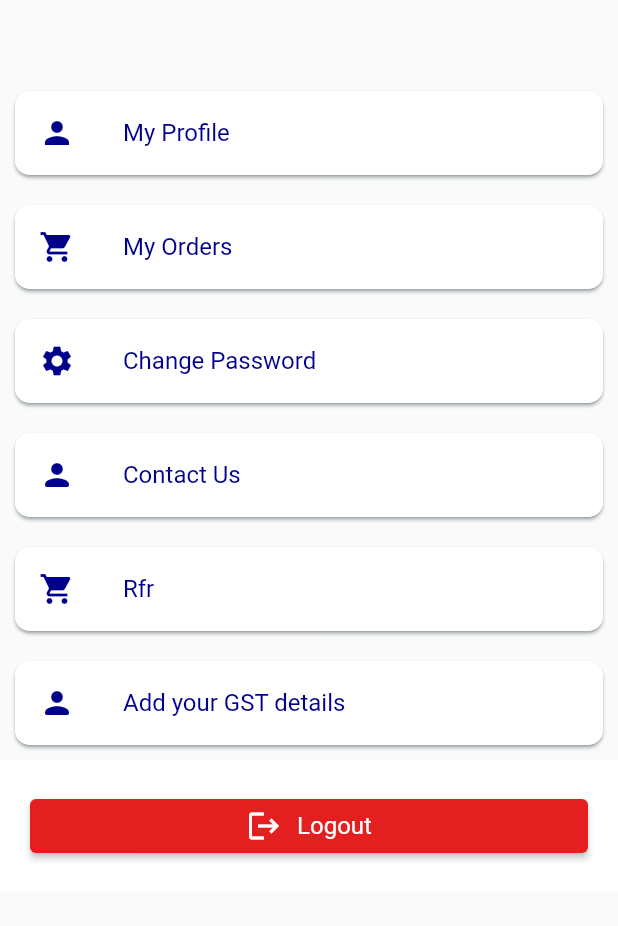
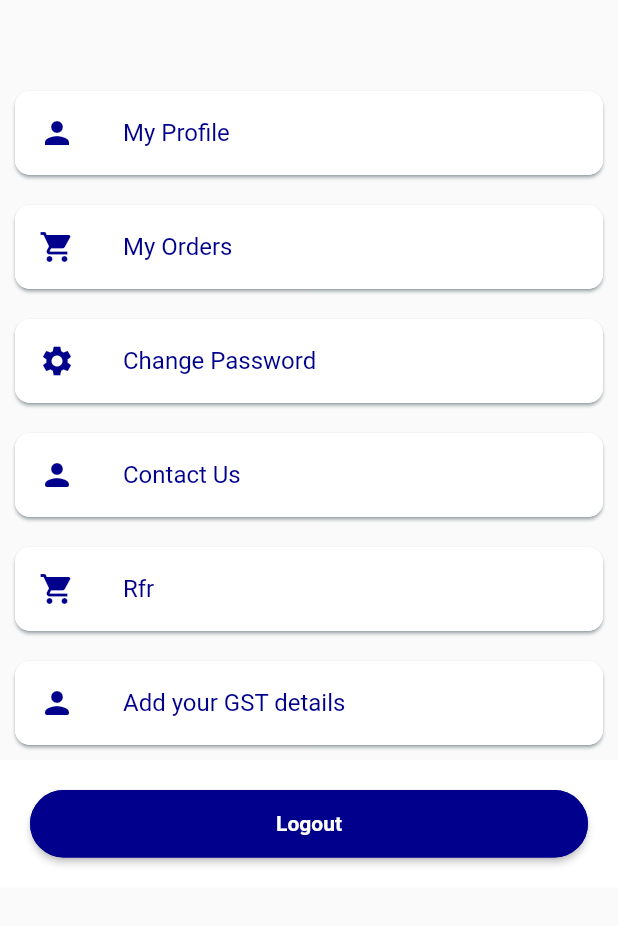
Before and after one commit to pratikrane1/unstoppable_customer_app, a Flutter app: the DrawerWidget screen opened directly, on a phone screen of 412 x 824 dp, the part 308-1234 px from its top. Run offline on Flutter 3.47's test engine with Material 2 defaults, Android fonts, the phone set to English and light mode, and no system bars; our stand-ins replace bloc, cached_network_image, carousel_slider, connectivity, easy_localization, flutter_bloc and 8 more; missing offline and left inert: dart:ffi, expansion_card, flutter_share; accounts and stored records are empty; Roboto replaces fonts that are missing (SF-Pro-Display, SF-Pro_display).

Commit message:
Api integration on login screen and profile update screen, Shared prefernces issue solved

```diff
--- a/lib/Api/api.dart
+++ b/lib/Api/api.dart
@@ -12,6 +12,7 @@ class Api {
   static const String HOST_URL="https://unstoppabletrade.in/customer_app/";
   static const String CUSTOMER_LOGIN="app_login";
   static const String CUSTOMER_REGISTER="register_customer";
+  static const String CUSTOMER_PROFILE_UPDATE=HOST_URL+"update_profile";
 
 
   ///Login api
--- a/lib/Bloc/login/login_bloc.dart
+++ b/lib/Bloc/login/login_bloc.dart
@@ -43,7 +43,7 @@ class LoginBloc extends Bloc<LoginEvent, LoginState> {
         ///Login API success
        //  CustomerLogin user = CustomerLogin.fromJson(result.data);
        CustomerLogin user = new CustomerLogin();
-        user.status = result.data!.result.toString();
+        user.status = result.data!.status.toString();
         user = result.data!;
         AppBloc.authBloc.add(OnSaveUser(user));
         try {
--- a/lib/Config/image.dart
+++ b/lib/Config/image.dart
@@ -2,6 +2,7 @@ class Images {
   static const String splash = "assets/images/splash.png";
   static const String backgroung = "assets/images/BG.png";
   static const String minus = "assets/images/minus.png";
+  static const String profile_icon = "assets/images/profile-icon.png";
 
 
   ///Singleton factory
--- a/lib/Model/customer_login.dart
+++ b/lib/Model/customer_login.dart
@@ -1,3 +1,5 @@
+import 'package:flutter/cupertino.dart';
+
 class CustomerLoginRepo {
   dynamic status;
   dynamic msg;
@@ -43,9 +45,8 @@ class CustomerLogin {
   String? name;
   String? email;
   String? mobileNo;
-  String? address;
 
-  CustomerLogin({this.status, this.userId, this.name, this.email, this.mobileNo, this.address});
+  CustomerLogin({this.status, this.userId, this.name, this.email, this.mobileNo});
 
   CustomerLogin.fromJson(Map<String, dynamic> json) {
     status = json['status'];
@@ -53,7 +54,6 @@ class CustomerLogin {
     name = json['name'];
     email = json['email'];
     mobileNo = json['mobile_no'];
-    address = json['address'];
   }
 
   Map<String, dynamic> toJson() {
@@ -63,7 +63,6 @@ class CustomerLogin {
     data['name'] = this.name;
     data['email'] = this.email;
     data['mobile_no'] = this.mobileNo;
-    data['address'] = this.address;
     return data;
   }
 }
--- a/lib/Widget/app_button.dart
+++ b/lib/Widget/app_button.dart
@@ -28,7 +28,7 @@ class AppButton extends StatelessWidget {
       margin: EdgeInsets.only(left: 10, right: 10),
       width: 14,
       height: 14,
-      child: CircularProgressIndicator(strokeWidth: 2),
+      child: CircularProgressIndicator(strokeWidth: 2,color: Colors.white,),
     );
   }
 
@@ -60,7 +60,7 @@ class AppButton extends StatelessWidget {
                 .button!
                 .copyWith(color: Colors.white, fontWeight: FontWeight.w600),
           ),
-          // _buildLoading()
+          _buildLoading()
         ],
       ),
     )
--- a/lib/Widget/drawer.dart
+++ b/lib/Widget/drawer.dart
@@ -6,6 +6,7 @@ import 'package:unstoppable_customer_app/Screen/contactUs.dart';
 import '../Screen/Login/sign_in.dart';
 import '../Screen/bottom_navbar.dart';
 import '../Screen/change_password.dart';
+import '../Screen/profile.dart';
 import '../Utils/application.dart';
 import '../constant/theme_colors.dart';
 import 'app_button.dart';
@@ -19,6 +20,7 @@ class DrawerWidget extends StatefulWidget {
 }
 class _DrawerWidgetState extends State<DrawerWidget>{
 
+  bool loading = true;
 
   // CompanyProfileBloc? _companyProbileBloc;
   // List<CompanyProfileModel>? companyData;
@@ -161,7 +163,7 @@ Widget _MyProfile(BuildContext context) {
   return InkWell(
     onTap: () {
       Navigator.push(
-          context, MaterialPageRoute(builder: (context) => BottomNavigation(index: 3,)));
+          context, MaterialPageRoute(builder: (context) => MyProfile()));
     },
     child: Card(
       elevation: 1,
@@ -373,23 +375,21 @@ Widget _LogOutButton(BuildContext context) {
           child:Padding(
               padding: EdgeInsets.all(20.0),
               child:
-
-
-            ElevatedButton(
-              onPressed: () {  },
-              style: ButtonStyle(backgroundColor: MaterialStateProperty.all(Color(0xffE31F1F))),
-              child: Row(
-                mainAxisAlignment: MainAxisAlignment.center,
-                children: [
-                  Icon(Icons.logout,color: ThemeColors.whiteTextColor,),
-                  SizedBox(width: 10,),
-                  Text("Logout",style:
-                  TextStyle(color: ThemeColors.whiteTextColor, fontSize: 16,fontWeight: FontWeight.w400,
-                      fontFamily: 'SF-Pro-Display'),)
-
-                ],
-              ),
-            )
+              AppButton(
+                onPressed: (){
+                  Application.preferences!.remove('user');
+                  // _RemoverUser();
+                  Navigator.pushAndRemoveUntil(
+                    context,
+                    MaterialPageRoute(builder: (context) => SignInPage()),
+                        (Route<dynamic> route) => false,
+                  );
+                },
+                shape: const RoundedRectangleBorder(borderRadius: BorderRadius.all(Radius.circular(50))),
+                text: 'Logout',
+                loading: true,
+                // disableTouchWhenLoading: true,
+              )
           )
       );
     // )
--- a/lib/app_bloc.dart
+++ b/lib/app_bloc.dart
@@ -4,6 +4,7 @@ import 'package:flutter_bloc/flutter_bloc.dart';
 
 import 'Bloc/authentication/authentication_bloc.dart';
 import 'Bloc/login/login_bloc.dart';
+import 'Bloc/profile/profile_bloc.dart';
 import 'Bloc/theme/theme_bloc.dart';
 import 'Repository/UserRepository.dart';
 
@@ -13,6 +14,7 @@ class AppBloc {
 
   static final authBloc = AuthBloc(userRepository: userRepository);
   static final loginBloc = LoginBloc(userRepository: userRepository);
+  static final profileBloc = ProfileBloc(profileRepo: userRepository);
 
 
 
@@ -33,6 +35,9 @@ class AppBloc {
     BlocProvider<LoginBloc>(
       create: (context) => loginBloc,
     ),
+    BlocProvider<ProfileBloc>(
+      create: (context) => profileBloc,
+    ),
 
 
   ];
@@ -43,6 +48,7 @@ class AppBloc {
     themeBloc.close();
     authBloc.close();
     loginBloc.close();
+    profileBloc.close();
   }
 
   ///Singleton factory
```
Also changed, not shown: lib/Bloc/profile/profile_bloc.dart (added, +103 -0 lines), lib/Bloc/profile/profile_event.dart (added, +14 -0 lines), lib/Bloc/profile/profile_state.dart (added, +24 -0 lines), lib/Screen/Login/sign_in.dart (+12 -5 lines), lib/Screen/SplashScreen/splash_screen.dart (+8 -5 lines), lib/Screen/profile.dart (+187 -101 lines), lib/main.dart (+8 -4 lines), assets/images/profile-icon.png (added), lib/Bloc/profile/bloc.dart (added).
